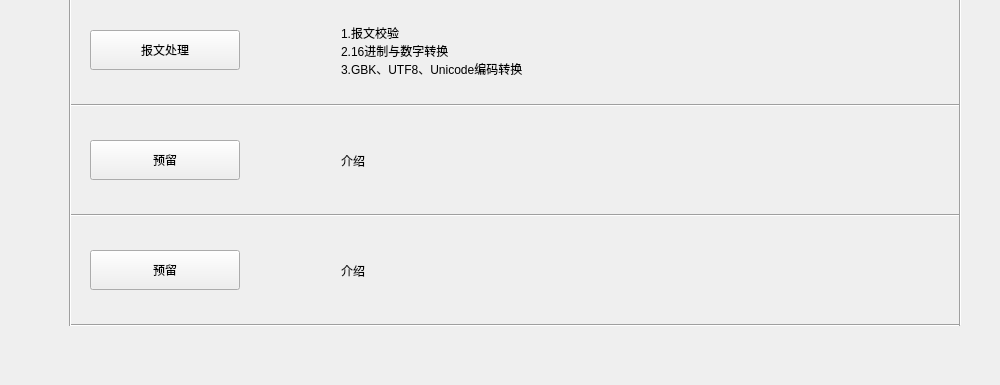
Above: form/frmfunctions.ui from whx110123/nettool before the change; both pictures show x 0 to 1000 and y 215 to 600 of the 1000 by 600 pixel window. Below: the same form after it.
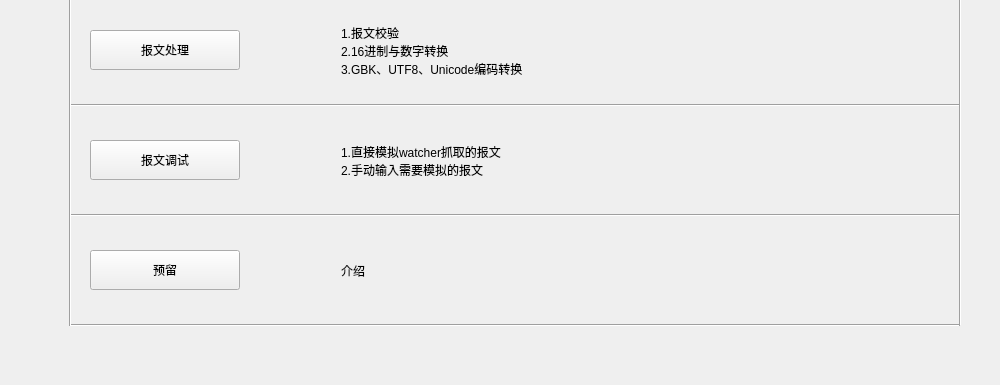
That is the form after the change. Icons and pictures are not drawn.

```diff
--- a/form/frmfunctions.ui
+++ b/form/frmfunctions.ui
@@ -127,7 +127,7 @@
        </size>
       </property>
       <property name="text">
-       <string>预留</string>
+       <string>报文调试</string>
       </property>
      </widget>
     </item>
@@ -153,7 +153,8 @@
        </size>
       </property>
       <property name="text">
-       <string>介绍</string>
+       <string>1.直接模拟watcher抓取的报文
+2.手动输入需要模拟的报文</string>
       </property>
      </widget>
     </item>
```
Left out of the diff: 4 changed lines with no effect on the pictures.
